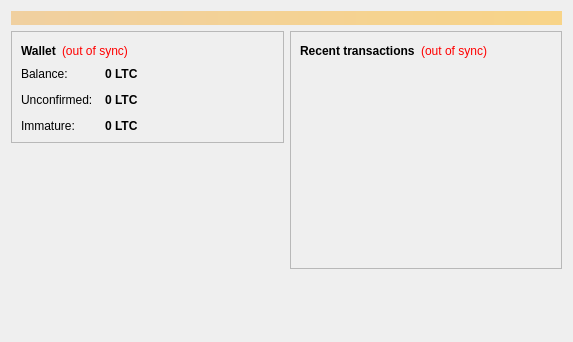
The window that src/qt/forms/overviewpage.ui (gamers-coin/gamecredits) describes before a commit, drawn with Qt 5.
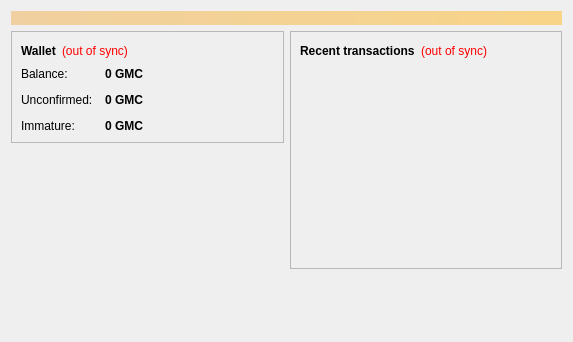
The same window after the commit.

Patch:
```diff
--- a/src/qt/forms/overviewpage.ui
+++ b/src/qt/forms/overviewpage.ui
@@ -122,7 +122,7 @@
                <string>Your current balance</string>
               </property>
               <property name="text">
-               <string notr="true">0 LTC</string>
+               <string notr="true">0 GMC</string>
               </property>
               <property name="textInteractionFlags">
                <set>Qt::LinksAccessibleByMouse|Qt::TextSelectableByKeyboard|Qt::TextSelectableByMouse</set>
@@ -151,7 +151,7 @@
                <string>Total of transactions that have yet to be confirmed, and do not yet count toward the current balance</string>
               </property>
               <property name="text">
-               <string notr="true">0 LTC</string>
+               <string notr="true">0 GMC</string>
               </property>
               <property name="textInteractionFlags">
                <set>Qt::LinksAccessibleByMouse|Qt::TextSelectableByKeyboard|Qt::TextSelectableByMouse</set>
@@ -177,7 +177,7 @@
                <string>Mined balance that has not yet matured</string>
               </property>
               <property name="text">
-               <string notr="true">0 LTC</string>
+               <string notr="true">0 GMC</string>
               </property>
               <property name="textInteractionFlags">
                <set>Qt::LinksAccessibleByMouse|Qt::TextSelectableByKeyboard|Qt::TextSelectableByMouse</set>
```
Left out of the diff: 4 changed lines with no effect on the pictures.
